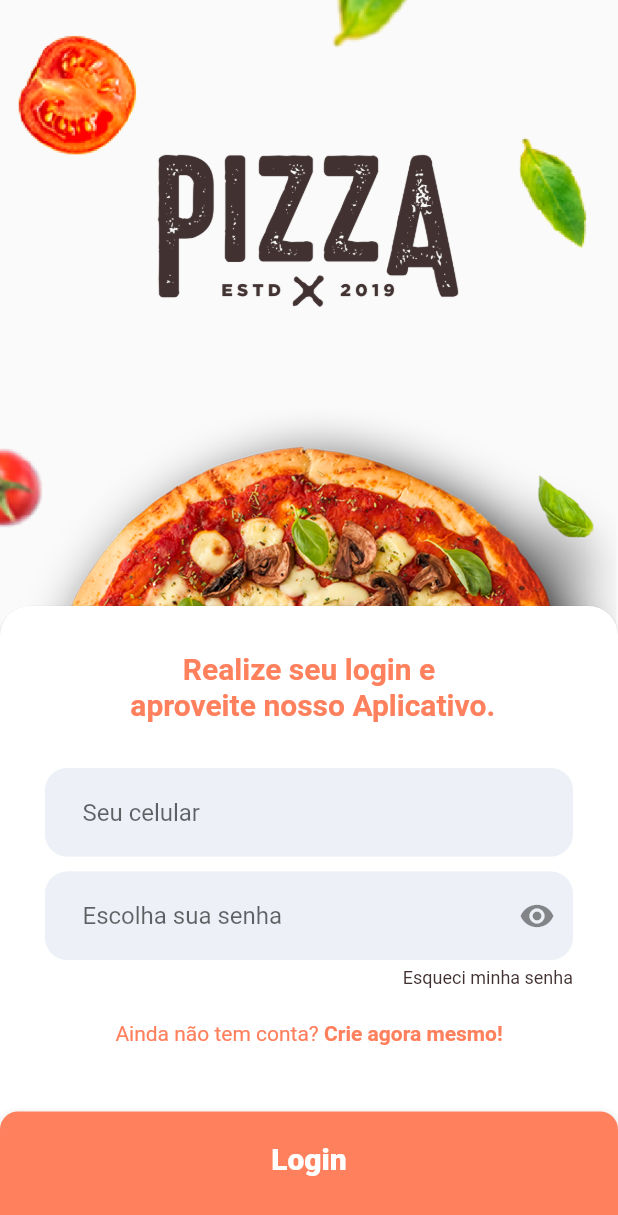
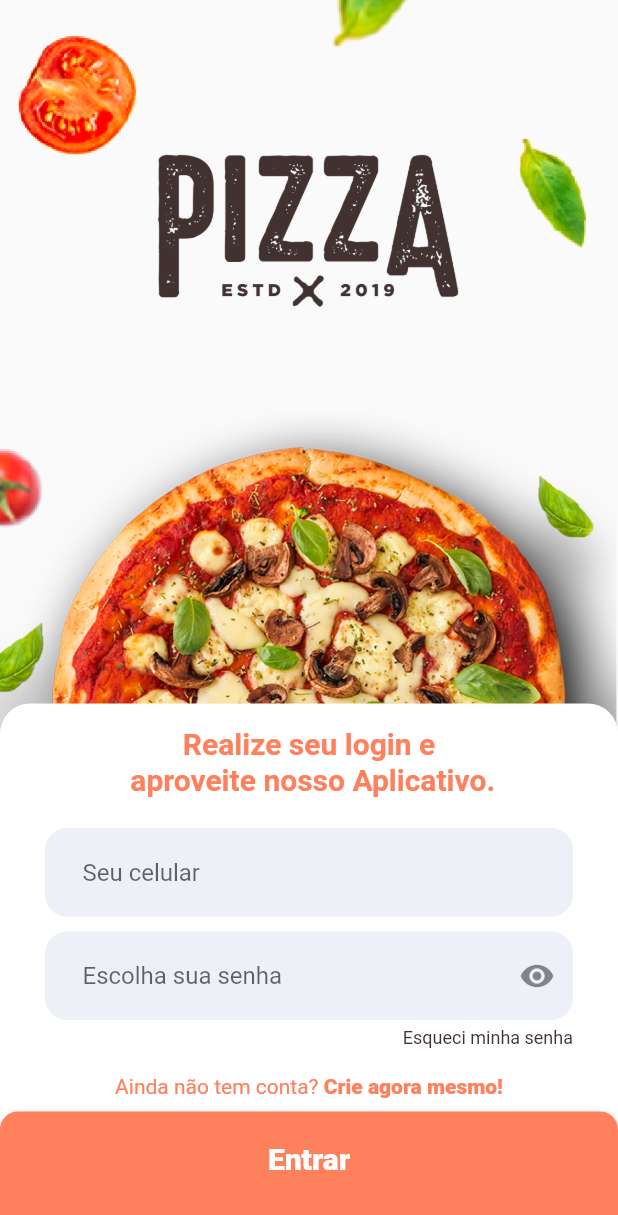
Before and after one commit to gama-devs/WhiteLabel-Mobile, a Flutter app: the Login screen opened directly, on a phone screen of 412 x 824 dp. Shown: the top 1215 px of the screen. Run offline on Flutter 3.47's test engine with Material 2 defaults, Android fonts, the phone set to English and light mode, and no system bars; our stand-ins replace carousel_slider, conditional_builder, flutter_spinkit, flutter_svg, mask_text_input_formatter, shared_preferences; accounts and stored records are empty.

Commit message:
corrigindo tela de login

```diff
--- a/whitelabel/lib/src/pages/Login/login.dart
+++ b/whitelabel/lib/src/pages/Login/login.dart
@@ -198,7 +198,7 @@ class _LoginState extends State<Login> {
             style: TextStyle(
                 color: Color(0xFFFF805D),
                 fontSize: 14,
-                fontWeight: FontWeight.w600),
+                fontWeight: FontWeight.w900),
           ),
         ],
       ),
@@ -313,7 +313,7 @@ class _LoginState extends State<Login> {
                 color: Colors.white,
                 size: 35,
               )
-            : Text("Login",
+            : Text("Entrar",
                 textAlign: TextAlign.center,
                 style: TextStyle(
                     color: Colors.white,
@@ -408,7 +408,7 @@ class _LoginState extends State<Login> {
               mainAxisSize: MainAxisSize.max,
               children: <Widget>[
                 Padding(
-                  padding: EdgeInsets.only(left: 30, right: 30, top: 40),
+                  padding: EdgeInsets.only(left: 30, right: 30, top: 15),
                   child: Column(
                     children: <Widget>[
                       textCadastro,
@@ -454,12 +454,12 @@ class _LoginState extends State<Login> {
           width: MediaQuery.of(context).size.width,
           child: Column(mainAxisSize: MainAxisSize.max, children: <Widget>[
             Padding(
-              padding: EdgeInsets.only(left: 30, right: 30, top: 30),
+              padding: EdgeInsets.only(left: 30, right: 30, top: 15),
               child: Column(
                 children: <Widget>[
                   textLogin,
                   SizedBox(
-                    height: 10,
+                    height: 0,
                   ),
                   celInput,
                   SizedBox(
@@ -471,7 +471,7 @@ class _LoginState extends State<Login> {
                   ),
                   Row(children: <Widget>[Spacer(), textForgetPassword]),
                   SizedBox(
-                    height: 15,
+                    height: 10,
                   ),
                   textCreateAccount,
                 ],
@@ -575,9 +575,9 @@ class _LoginState extends State<Login> {
                         height: loginFail
                             ? 250
                             : isLogin
-                                ? 420
+                                ? 355
                                 : MediaQuery.of(context).viewInsets.bottom == 0
-                                    ? 500
+                                    ? 475
                                     : 550,
                         curve: Curves.easeInOutBack,
                         child: loginFail
```
